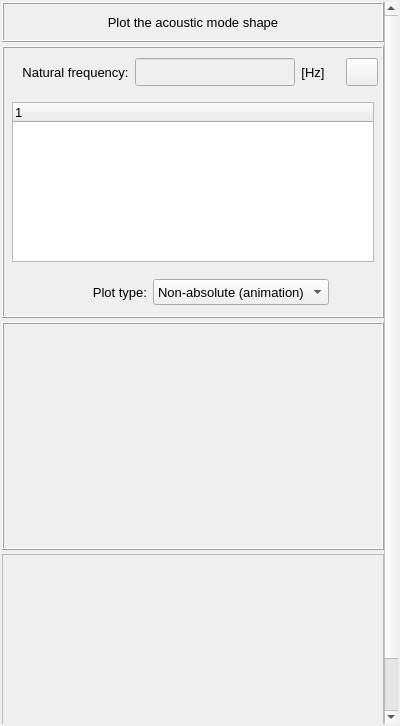
First picture: the form in vibra/interface/data/ui_files/plots/acoustic/acoustic_mode_shape_inputs.ui, repository MOPT-UFSC/VIBRA, before the edit.
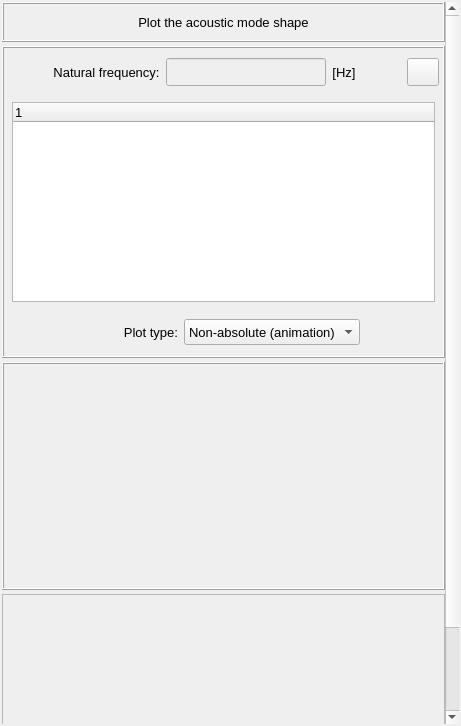
Second picture: the form after the edit. Icons and pictures are not drawn.

What changed in the file:
```diff
--- a/vibra/interface/data/ui_files/plots/acoustic/acoustic_mode_shape_inputs.ui
+++ b/vibra/interface/data/ui_files/plots/acoustic/acoustic_mode_shape_inputs.ui
@@ -6,7 +6,7 @@
    <rect>
     <x>0</x>
     <y>0</y>
-    <width>400</width>
+    <width>461</width>
     <height>726</height>
    </rect>
   </property>
@@ -41,9 +41,9 @@
       <property name="geometry">
        <rect>
         <x>0</x>
-        <y>-58</y>
-        <width>382</width>
-        <height>780</height>
+        <y>0</y>
+        <width>443</width>
+        <height>820</height>
        </rect>
       </property>
       <layout class="QGridLayout" name="gridLayout_6">
@@ -571,7 +571,7 @@
                <property name="minimumSize">
                 <size>
                  <width>260</width>
-                 <height>160</height>
+                 <height>200</height>
                 </size>
                </property>
                <property name="maximumSize">
```
